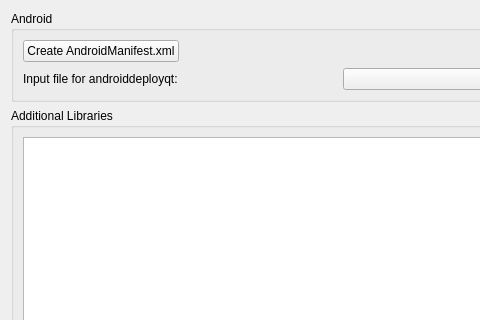
Qt form src/plugins/qmakeandroidsupport/qmakeandroidbuildapkwidget.ui (qt-creator/qt-creator) before a commit; both pictures show x 0 to 480 and y 0 to 320 of the 680 by 435 pixel window.
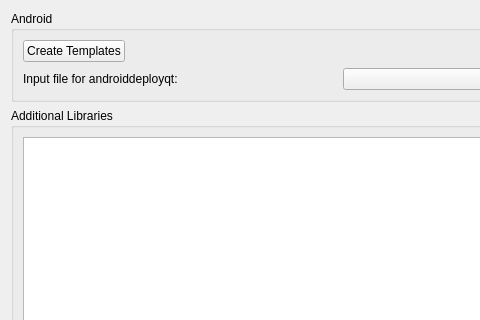
The same form after that commit.

Commit message:
Android: Say hello to gradle!
Switching from Ant to Gradle brings lots of advantages:
 - it is way faster when rebuilding (25-50% faster than ant).
 - it enables first class Android Studio integration.
 - adding Android Extras libs (e.g. Google Play services, OBB, etc.) to
   your project is now painless.

[ChangeLog][Android] Added Gradle support to build the APK.

The edit to the form file:
```diff
--- a/src/plugins/qmakeandroidsupport/qmakeandroidbuildapkwidget.ui
+++ b/src/plugins/qmakeandroidsupport/qmakeandroidbuildapkwidget.ui
@@ -31,7 +31,7 @@
         <item>
          <widget class="QPushButton" name="createAndroidManifestButton">
           <property name="text">
-           <string>Create AndroidManifest.xml</string>
+           <string>Create Templates</string>
           </property>
          </widget>
         </item>
```
Left out of the diff: 2 changed lines with no effect on the pictures. The commit also changes 27 other files.
